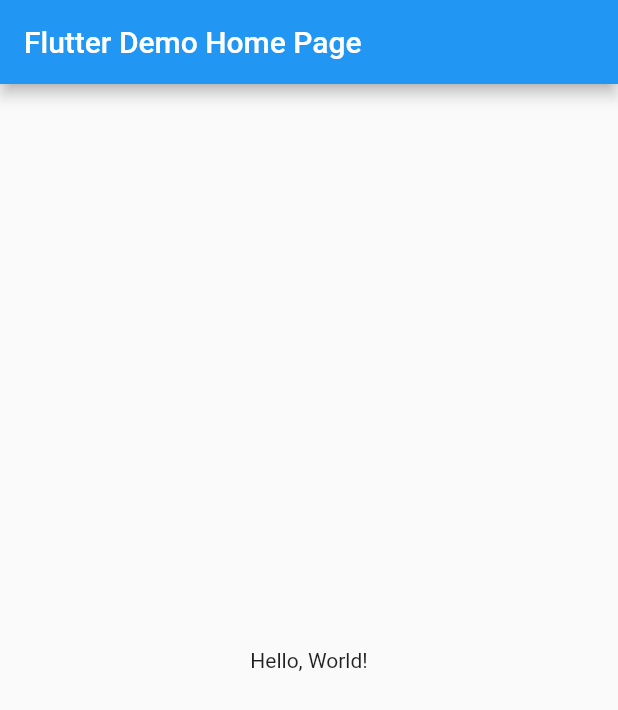
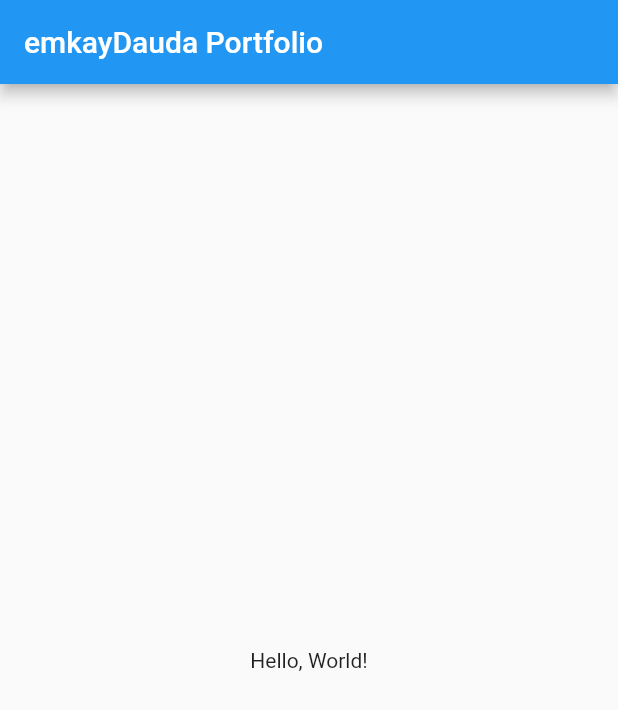
Before and after one commit to emkayDauda/portfolio-website, a Flutter app: the screen it shows after launch, on a phone screen of 412 x 824 dp. Shown: the top 710 px of the screen. Run offline on Flutter 3.47's test engine with Material 2 defaults, Android fonts, the phone set to English and light mode, and no system bars; missing offline and left inert: flutter_web.

Commit message:
initial cleanup

```diff
--- a/lib/main.dart
+++ b/lib/main.dart
@@ -11,7 +11,7 @@
       theme: ThemeData(
         primarySwatch: Colors.blue,
       ),
-      home: MyHomePage(title: 'Flutter Demo Home Page'),
+      home: MyHomePage(title: 'emkayDauda Portfolio'),
     );
   }
 }
```
